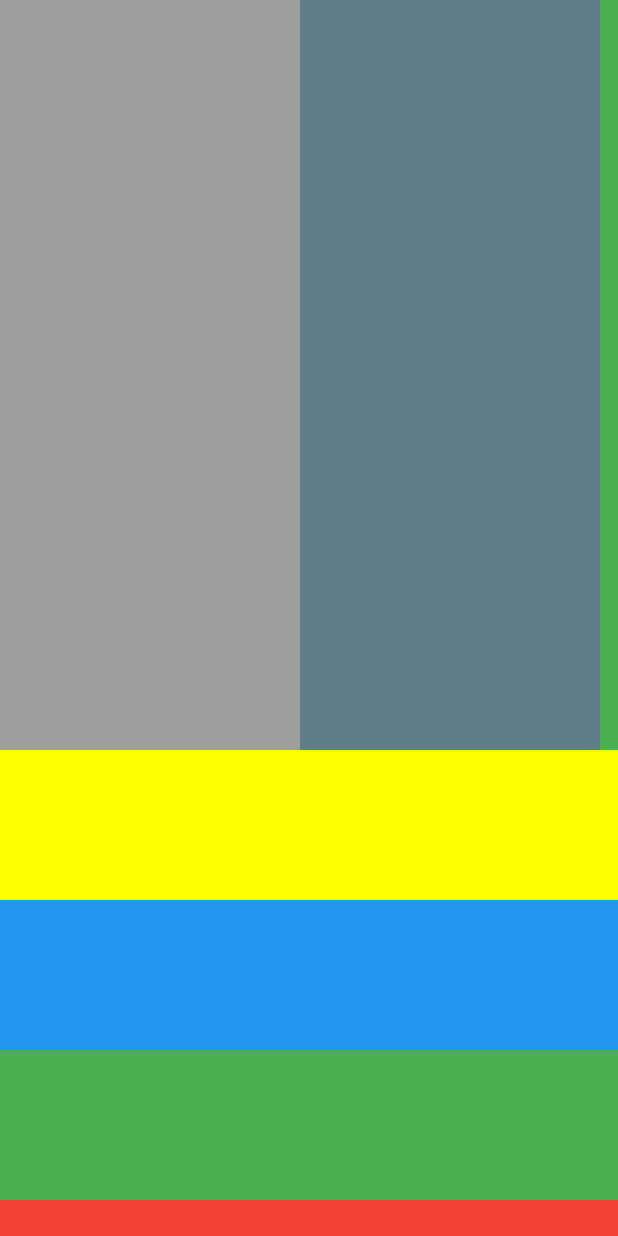
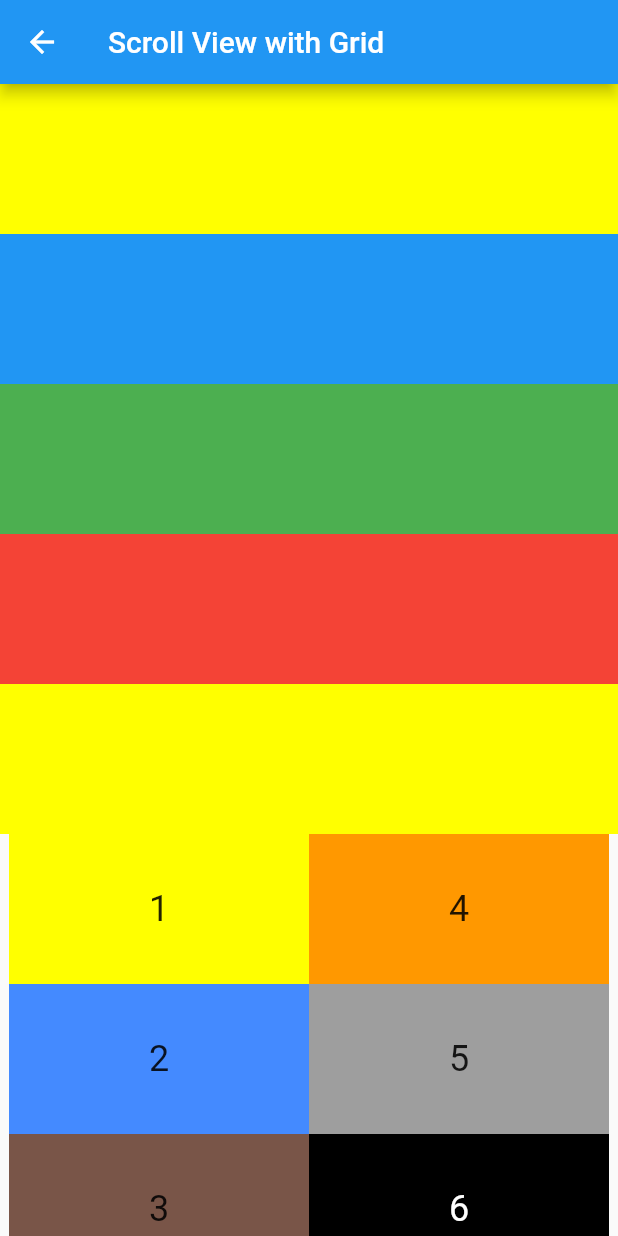
Before and after one commit to adimasprnm/flutter_widgetlayouts_sederhana, a Flutter app: the screen it shows after launch, after a tap on "Scroll View Page", on a phone screen of 412 x 824 dp. Run offline on Flutter 3.47's test engine with Material 2 defaults, Android fonts, the phone set to English and light mode, and no system bars.

Commit message:
Widget Scroll view Vertical

```diff
--- a/lib/layouts/layouts_view.dart
+++ b/lib/layouts/layouts_view.dart
@@ -62,21 +62,18 @@ class _LayoutsPageState extends State<LayoutsPage> {
       ],
     );
 
-    return MaterialApp(
-      debugShowCheckedModeBanner: false,
-      title: 'Material Apps',
-      home: Scaffold(
+    return SafeArea(
+      child: new Scaffold(
         appBar: AppBar(
-          backgroundColor: Colors.white,
-          leading: Icon(Icons.arrow_back_ios, color: Colors.black),
+          backgroundColor: Colors.black,
           title: Text(
             'Learn Layouting',
-            style: TextStyle(color: Colors.black),
+            style: TextStyle(color: Colors.white),
           ),
           actions: <Widget>[
             Icon(
               Icons.search,
-              color: Colors.black,
+              color: Colors.white,
             )
           ],
         ),
--- a/lib/scrollview/scroll_view.dart
+++ b/lib/scrollview/scroll_view.dart
@@ -8,37 +8,19 @@ class ScrollViewPage extends StatefulWidget {
 class _ScrollViewPageState extends State<ScrollViewPage> {
   @override
   Widget build(BuildContext context) {
-    return MaterialApp(
-      home: Scaffold(
-        body: SafeArea(
+    var mediaQueryData = MediaQuery.of(context);
+    final double widthScreen = mediaQueryData.size.width;
+    final double heightScreen = mediaQueryData.size.height;
+    return SafeArea(
+      child: new Scaffold(
+        appBar: AppBar(
+          title: Text("Scroll View with Grid"),
+        ),
+        body: Container(
           child: SingleChildScrollView(
             child: Container(
               child: Column(
                 children: <Widget>[
-                  Container(
-                    height: 500,
-                    child: ListView(
-                      scrollDirection: Axis.horizontal,
-                      children: <Widget>[
-                        Container(
-                          width: 200,
-                          color: Colors.grey,
-                        ),
-                        Container(
-                          width: 200,
-                          color: Colors.blueGrey,
-                        ),
-                        Container(
-                          width: 200,
-                          color: Colors.green,
-                        ),
-                        Container(
-                          width: 200,
-                          color: Colors.grey,
-                        )
-                      ],
-                    ),
-                  ),
                   Container(
                     height: 500,
                     child: ListView(
@@ -89,14 +71,101 @@ class _ScrollViewPageState extends State<ScrollViewPage> {
                     ),
                   ),
                   Container(
-                    height: 500,
+                    height: 300,
+                    child: GridView.count(
+                      shrinkWrap: true,
+                      scrollDirection: Axis.horizontal,
+                      crossAxisCount: 3,
+                      childAspectRatio:
+                          widthScreen / heightScreen, // ubah kode ini
+                      children: <Widget>[
+                        Container(
+                          color: Colors.yellowAccent,
+                          child: Center(
+                            child: Text(
+                              "1",
+                              style: TextStyle(fontSize: 24.0),
+                            ),
+                          ),
+                        ),
+                        Container(
+                          color: Colors.blueAccent,
+                          child: Center(
+                            child: Text(
+                              "2",
+                              style: TextStyle(fontSize: 24.0),
+                            ),
+                          ),
+                        ),
+                        Container(
+                          color: Colors.brown,
+                          child: Center(
+                            child: Text(
+                              "3",
+                              style: TextStyle(fontSize: 24.0),
+                            ),
+                          ),
+                        ),
+                        Container(
+                          color: Colors.orange,
+                          child: Center(
+                            child: Text(
+                              "4",
+                              style: TextStyle(fontSize: 24.0),
+                            ),
+                          ),
+                        ),
+                        Container(
+                          color: Colors.grey,
+                          child: Center(
+                            child: Text(
+                              "5",
+                              style: TextStyle(fontSize: 24.0),
+                            ),
+                          ),
+                        ),
+                        Container(
+                          color: Colors.black,
+                          child: Center(
+                            child: Text(
+                              "6",
+                              style: TextStyle(
+                                  fontSize: 24.0, color: Colors.white),
+                            ),
+                          ),
+                        ),
+                      ],
+                    ),
+                  ),
+                  Container(
+                    child: ListView(
+                      shrinkWrap: true,
+                      children: <Widget>[
+                        Card(
+                          child: Text("Nama lengkap :"),
+                        ),
+                        Card(
+                          child: Text("Tempat tanggal lahir :"),
+                        ),
+                        Card(
+                          child: Text("Jenis Kelamin :"),
+                        ),
+                        Card(
+                          child: Text("Alamat :"),
+                        ),
+                      ],
+                    ),
+                  ),
+                  Container(
+                    height: 100,
                     child: GridView.count(
                       scrollDirection: Axis.horizontal,
-                      crossAxisCount: 2,
-                      children: List.generate(50, (index) {
+                      crossAxisCount: 1,
+                      children: List.generate(25, (index) {
                         return Container(
                           child: Card(
-                            color: Colors.amber,
+                            child: Text("Data Dummy"),
+                            color: Colors.white,
                           ),
                         );
                       }),
```
